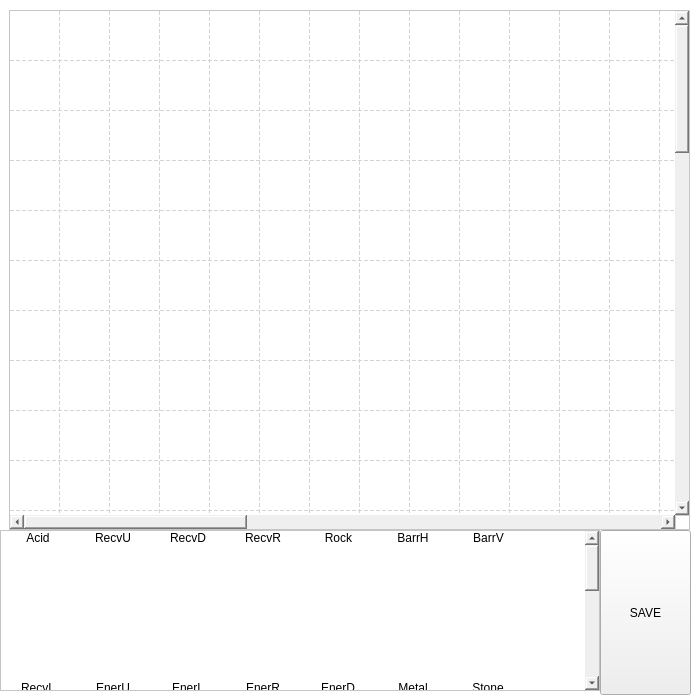
Qt form src/inicio/VentanaPrincipal.ui (GonzaM21/portal) before a commit.
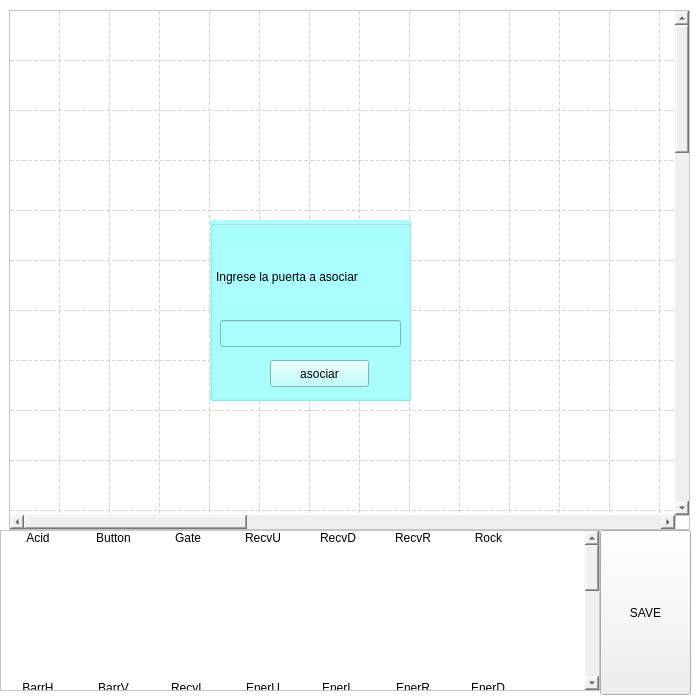
The same form after that commit. Icons and pictures are not drawn.

Diff of the .ui file:
```diff
--- a/src/inicio/VentanaPrincipal.ui
+++ b/src/inicio/VentanaPrincipal.ui
@@ -1051,8 +1051,26 @@
        <string>Acid</string>
       </property>
       <property name="icon">
-       <iconset>
-        <normaloff>resources/qt/Acid.png</normaloff>resources/qt/Acid.png</iconset>
+       <iconset resource="resources.qrc">
+        <normaloff>resources/qt/Acid.png</normaloff>:/img/Juli/Fiuba/TallerDeProgramacion/tp4/portal/resources/qt/Acid.png</iconset>
+      </property>
+     </item>
+     <item>
+      <property name="text">
+       <string>Button</string>
+      </property>
+      <property name="icon">
+       <iconset resource="resources.qrc">
+        <normaloff>resources/qt/Button_off.png</normaloff>:/img/Juli/Fiuba/TallerDeProgramacion/tp4/portal/resources/qt/Button_off.png</iconset>
+      </property>
+     </item>
+     <item>
+      <property name="text">
+       <string>Gate</string>
+      </property>
+      <property name="icon">
+       <iconset resource="resources.qrc">
+        <normaloff>resources/qt/Capa 1.png</normaloff>resources/qt/Capa 1.png</iconset>
       </property>
      </item>
      <item>
@@ -1231,6 +1249,58 @@
       <string>SAVE</string>
      </property>
     </widget>
+    <widget class="QGroupBox" name="asociarPop">
+     <property name="geometry">
+      <rect>
+       <x>210</x>
+       <y>220</y>
+       <width>201</width>
+       <height>181</height>
+      </rect>
+     </property>
+     <property name="styleSheet">
+      <string notr="true">background-color: rgb(170, 255, 255);</string>
+     </property>
+     <property name="title">
+      <string/>
+     </property>
+     <widget class="QLabel" name="label_7">
+      <property name="geometry">
+       <rect>
+        <x>6</x>
+        <y>26</y>
+        <width>191</width>
+        <height>61</height>
+       </rect>
+      </property>
+      <property name="text">
+       <string>Ingrese la puerta a asociar</string>
+      </property>
+     </widget>
+     <widget class="QLineEdit" name="numPuerta">
+      <property name="geometry">
+       <rect>
+        <x>10</x>
+        <y>100</y>
+        <width>181</width>
+        <height>27</height>
+       </rect>
+      </property>
+     </widget>
+     <widget class="QPushButton" name="asociar">
+      <property name="geometry">
+       <rect>
+        <x>60</x>
+        <y>140</y>
+        <width>99</width>
+        <height>27</height>
+       </rect>
+      </property>
+      <property name="text">
+       <string>asociar</string>
+      </property>
+     </widget>
+    </widget>
    </widget>
   </widget>
  </widget>
```
Left out of the diff: 2 changed lines with no effect on the pictures.
